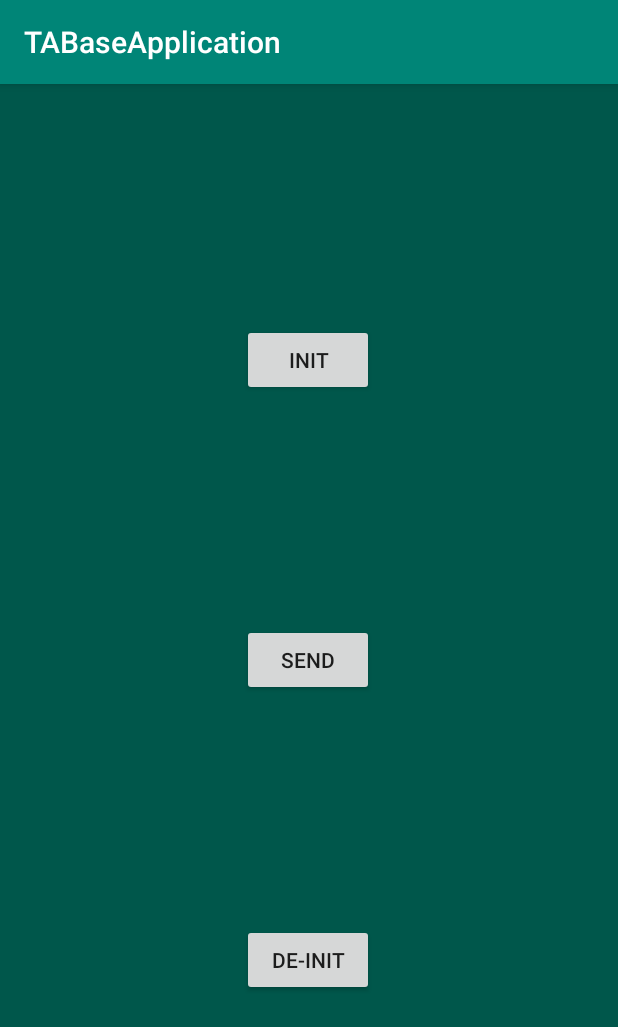
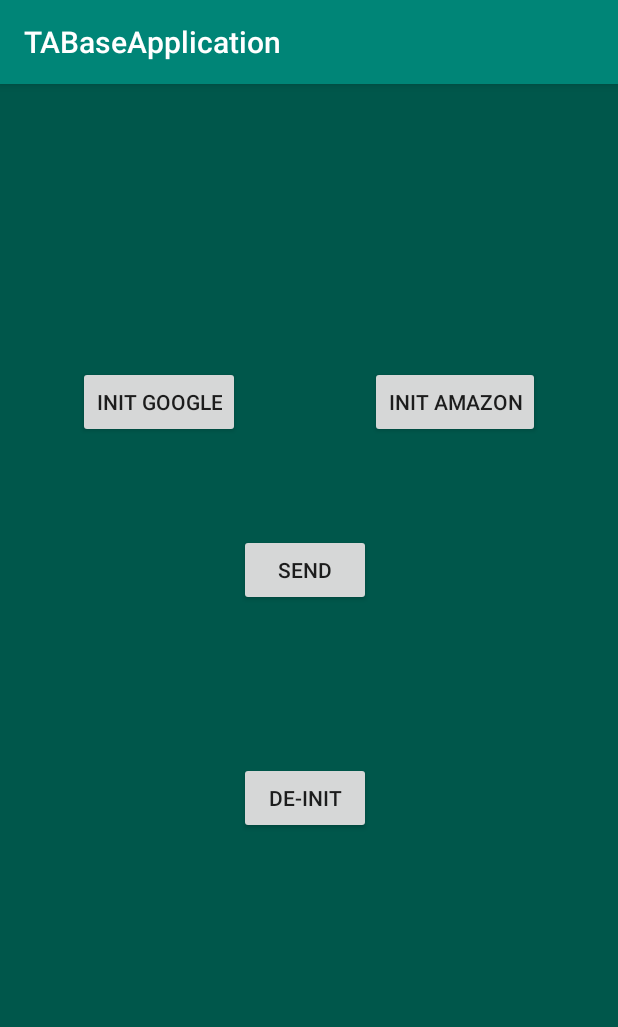
Before and after one commit to audiojared7/ta-base-application, an Android app: the screen it shows after launch (MainActivity), on a phone screen of 412 x 824 dp. Shown: the top 1027 px of the screen. Run offline under Robolectric (Android 15) with nearby library versions, the phone set to English and light mode, and no system bars; our stand-ins replace ButterKnife, Timber, Volley; libraries missing offline, so code that uses them is left out: com.squareup.otto; 2 statements that could not run were skipped.

```diff
--- a/analytics-ta/src/main/java/com/tecace/analyticsta/AnalyticsTA.java
+++ b/analytics-ta/src/main/java/com/tecace/analyticsta/AnalyticsTA.java
@@ -27,7 +27,7 @@ public class AnalyticsTA implements Analytics {
     @Override
     public void init(String serviceName, Context context) {
         if (mServiceProvider != null) {
-            LogTA.w("Service provider has already been initialized to " + mServiceProvider.mServiceName);
+            LogTA.w("Analytics service provider has already been initialized to " + mServiceProvider.mServiceName);
             return;
         }
 
@@ -53,7 +53,7 @@ public class AnalyticsTA implements Analytics {
     @Override
     public void deinit() {
         if (mServiceProvider == null) {
-            LogTA.w("Service provider hasn't been intialized yet");
+            LogTA.w("Analytics service provider hasn't been intialized yet");
             return;
         }
 
--- a/analytics-ta/src/main/java/com/tecace/analyticsta/Event.java
+++ b/analytics-ta/src/main/java/com/tecace/analyticsta/Event.java
@@ -3,5 +3,4 @@ package com.tecace.analyticsta;
 public class Event {
     public static final int LOGIN = 1;
     public static final int SEARCH = 3;
-    public static final int BUTTON_PRESS = 5;
 }
--- a/app/src/main/java/com/tecace/tabaseapplication/activities/MainActivity.java
+++ b/app/src/main/java/com/tecace/tabaseapplication/activities/MainActivity.java
@@ -3,7 +3,6 @@ package com.tecace.tabaseapplication.activities;
 import androidx.appcompat.app.AppCompatActivity;
 
 import android.os.Bundle;
-import android.view.View;
 import android.widget.Button;
 
 import com.android.volley.Request;
@@ -25,15 +24,17 @@ import java.util.HashMap;
 import butterknife.BindView;
 import butterknife.ButterKnife;
 
+import static com.tecace.analyticsta.Event.LOGIN;
 import static com.tecace.analyticsta.Event.SEARCH;
 import static com.tecace.analyticsta.ServiceProvider.AMAZON;
 import static com.tecace.analyticsta.ServiceProvider.GOOGLE;
 
 public class MainActivity extends AppCompatActivity {
 
-    @BindView(R.id.init_button)   Button mInitButton;
-    @BindView(R.id.send_button)   Button mSendButton;
-    @BindView(R.id.deinit_button) Button mDeInitButton;
+    @BindView(R.id.init_button_google) Button mInitButtonGoogle;
+    @BindView(R.id.init_button_amazon) Button mInitButtonAmazon;
+    @BindView(R.id.send_button)        Button mSendButton;
+    @BindView(R.id.deinit_button)      Button mDeInitButton;
 
     private AnalyticsTA mAnalyticsTA;
 
@@ -46,18 +47,19 @@ public class MainActivity extends AppCompatActivity {
 
         mAnalyticsTA = AnalyticsTA.getInstance();
 
-        mInitButton.setOnClickListener(view -> {
-//            mAnalyticsTA.init(GOOGLE, this);
-            mAnalyticsTA.init(AMAZON, this);
-        });
+        mInitButtonGoogle.setOnClickListener(view -> mAnalyticsTA.init(GOOGLE, this));
+        mInitButtonAmazon.setOnClickListener(view -> mAnalyticsTA.init(AMAZON, this));
         mSendButton.setOnClickListener(view -> {
             Bundle bundle = new Bundle();
-            bundle.putString("search_term", "my search query");
+
+            bundle.putString("search_query", "my other search query");
             mAnalyticsTA.send(SEARCH, bundle);
+
+//            bundle.putString("username", "audiojared");
+//            bundle.putString("password", "not a safe password");
+//            mAnalyticsTA.send(LOGIN, bundle);
         });
-        mDeInitButton.setOnClickListener(view -> {
-            mAnalyticsTA.deinit();
-        });
+        mDeInitButton.setOnClickListener(view -> mAnalyticsTA.deinit());
     }
 
     void testNetwork() {
--- a/app/src/main/res/layout/activity_main.xml
+++ b/app/src/main/res/layout/activity_main.xml
@@ -13,29 +13,23 @@
         android:layout_height="wrap_content"
         android:layout_marginStart="8dp"
         android:layout_marginLeft="8dp"
-        android:layout_marginTop="8dp"
+        android:layout_marginTop="64dp"
         android:layout_marginEnd="8dp"
         android:layout_marginRight="8dp"
-        android:layout_marginBottom="8dp"
         android:text="Send"
-        app:layout_constraintBottom_toTopOf="@+id/deinit_button"
         app:layout_constraintEnd_toEndOf="parent"
-        app:layout_constraintHorizontal_bias="0.498"
+        app:layout_constraintHorizontal_bias="0.491"
         app:layout_constraintStart_toStartOf="parent"
-        app:layout_constraintTop_toBottomOf="@+id/init_button" />
+        app:layout_constraintTop_toBottomOf="@+id/init_button_google" />
 
     <Button
-        android:id="@+id/init_button"
+        android:id="@+id/init_button_google"
         android:layout_width="wrap_content"
         android:layout_height="wrap_content"
-        android:layout_marginStart="8dp"
-        android:layout_marginLeft="8dp"
-        android:layout_marginTop="160dp"
-        android:layout_marginEnd="8dp"
-        android:layout_marginRight="8dp"
-        android:text="Init"
-        app:layout_constraintEnd_toEndOf="parent"
-        app:layout_constraintHorizontal_bias="0.498"
+        android:layout_marginStart="52dp"
+        android:layout_marginLeft="52dp"
+        android:layout_marginTop="188dp"
+        android:text="Init Google"
         app:layout_constraintStart_toStartOf="parent"
         app:layout_constraintTop_toTopOf="parent" />
 
@@ -45,13 +39,24 @@
         android:layout_height="wrap_content"
         android:layout_marginStart="8dp"
         android:layout_marginLeft="8dp"
+        android:layout_marginTop="104dp"
         android:layout_marginEnd="8dp"
         android:layout_marginRight="8dp"
-        android:layout_marginBottom="160dp"
         android:text="De-Init"
-        app:layout_constraintBottom_toBottomOf="parent"
         app:layout_constraintEnd_toEndOf="parent"
-        app:layout_constraintHorizontal_bias="0.498"
-        app:layout_constraintStart_toStartOf="parent" />
+        app:layout_constraintHorizontal_bias="0.491"
+        app:layout_constraintStart_toStartOf="parent"
+        app:layout_constraintTop_toBottomOf="@+id/send_button" />
+
+    <Button
+        android:id="@+id/init_button_amazon"
+        android:layout_width="wrap_content"
+        android:layout_height="wrap_content"
+        android:layout_marginTop="188dp"
+        android:layout_marginEnd="52dp"
+        android:layout_marginRight="52dp"
+        android:text="Init Amazon"
+        app:layout_constraintEnd_toEndOf="parent"
+        app:layout_constraintTop_toTopOf="parent" />
 
 </androidx.constraintlayout.widget.ConstraintLayout>
```
Also changed, not shown: analytics-ta/src/main/java/com/tecace/analyticsta/AmazonAnalyticsService.java (+35 -5 lines), analytics-ta/src/main/java/com/tecace/analyticsta/GoogleAnalyticsService.java (+6 -9 lines).
